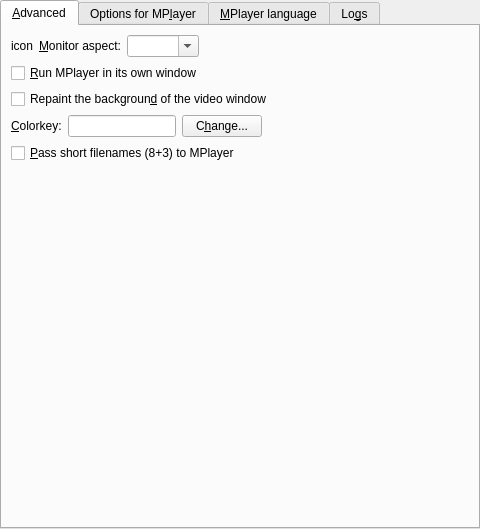
The window that src/prefadvanced.ui (wilbert2000/wzplayer) describes before a commit, drawn with Qt 5.
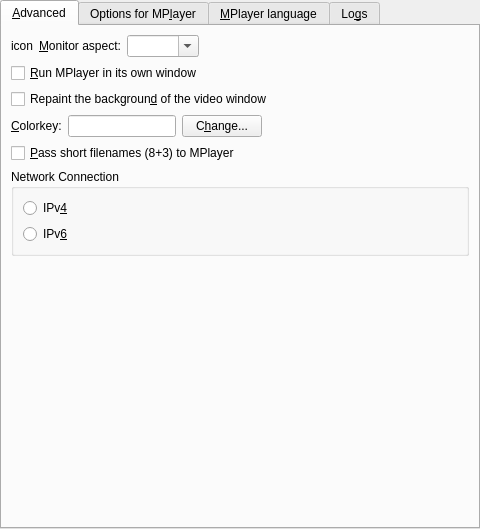
The same window after the commit. Custom widgets are drawn as their Qt base class.

Commit message: Added in Preferences->Advanced an option to select the preferred network connection, IPv4 or IPv6. (IPv4 is the default)

The edit to the form file:
```diff
--- a/src/prefadvanced.ui
+++ b/src/prefadvanced.ui
@@ -175,6 +175,35 @@
          </property>
         </widget>
        </item>
+       <item>
+        <widget class="QGroupBox" name="internet_connection_groupbox" >
+         <property name="title" >
+          <string>Network Connection</string>
+         </property>
+         <layout class="QVBoxLayout" >
+          <property name="margin" >
+           <number>9</number>
+          </property>
+          <property name="spacing" >
+           <number>6</number>
+          </property>
+          <item>
+           <widget class="QRadioButton" name="ipv4_button" >
+            <property name="text" >
+             <string>IPv&amp;4</string>
+            </property>
+           </widget>
+          </item>
+          <item>
+           <widget class="QRadioButton" name="ipv6_button" >
+            <property name="text" >
+             <string>IPv&amp;6</string>
+            </property>
+           </widget>
+          </item>
+         </layout>
+        </widget>
+       </item>
        <item>
         <spacer>
          <property name="orientation" >
```
The commit also changes 6 other files.
